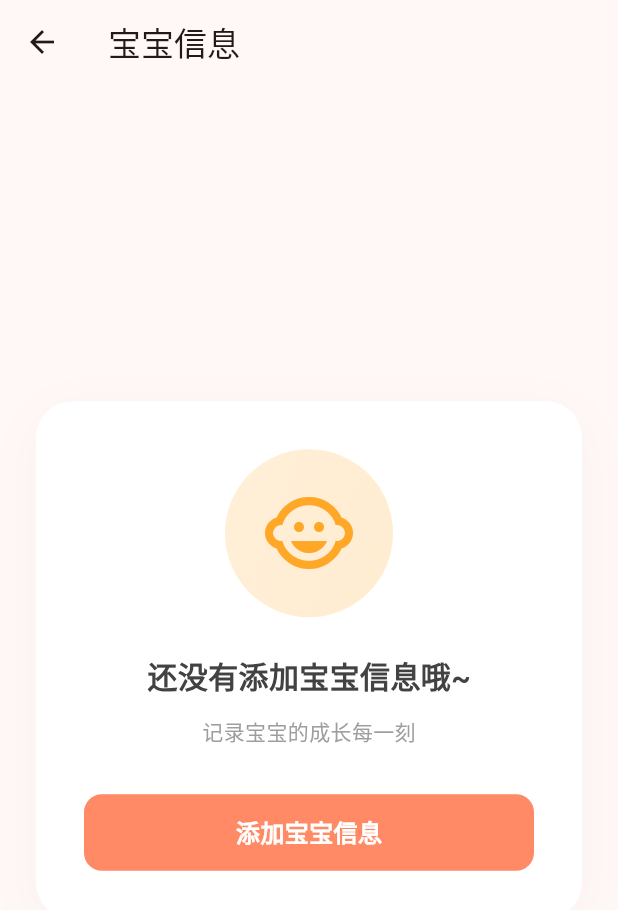
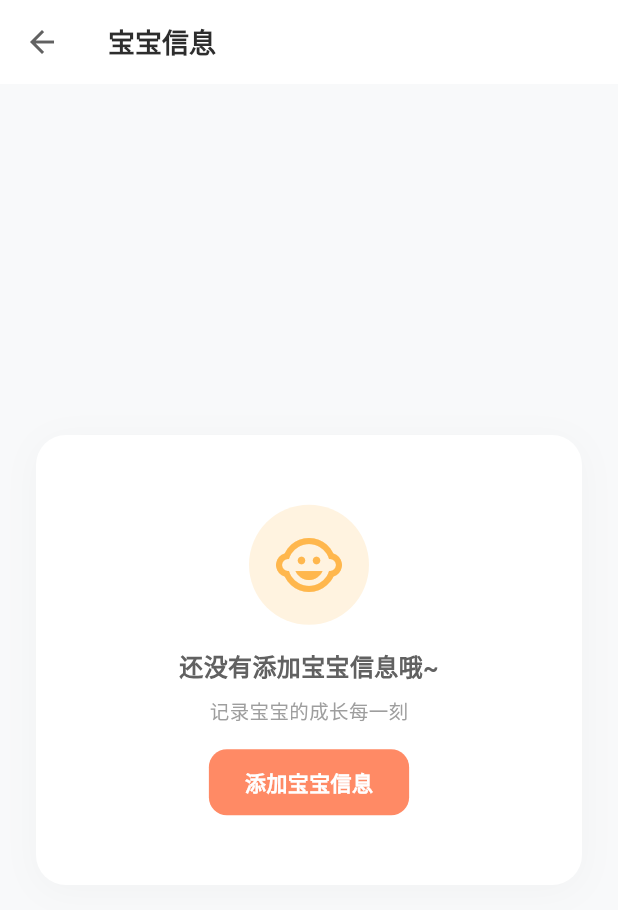
Before and after one commit to fudada-521/yaya-flutter, a Flutter app: the screen it shows after launch, after a tap on "添加宝宝", on a phone screen of 412 x 824 dp. Shown: the top 910 px of the screen. Run offline on Flutter 3.47's test engine with Material 3 defaults, Android fonts, the phone set to English and light mode, and no system bars; our stand-ins replace sqflite; accounts and stored records are empty.

Commit message:
refactor: replace empty state UI with EmptyBabyCard component for better code reuse

```diff
--- a/lib/screens/baby_profile_screen.dart
+++ b/lib/screens/baby_profile_screen.dart
@@ -3,6 +3,7 @@ import 'package:provider/provider.dart';
 import '../providers/baby_provider.dart';
 import '../models/baby.dart';
 import 'package:intl/intl.dart';
+import '../widgets/empty_baby_card.dart';
 
 class BabyProfileScreen extends StatefulWidget {
   const BabyProfileScreen({super.key});
@@ -15,8 +16,22 @@ class _BabyProfileScreenState extends State<BabyProfileScreen> {
   @override
   Widget build(BuildContext context) {
     return Scaffold(
+      backgroundColor: const Color(0xFFF8F9FA),
       appBar: AppBar(
-        title: const Text('宝宝信息'),
+        backgroundColor: Colors.white,
+        elevation: 0,
+        leading: IconButton(
+          icon: Icon(Icons.arrow_back, color: Colors.grey[700]),
+          onPressed: () => Navigator.pop(context),
+        ),
+        title: const Text(
+          '宝宝信息',
+          style: TextStyle(
+            fontSize: 18,
+            fontWeight: FontWeight.w600,
+            color: Color(0xFF2D2D2D),
+          ),
+        ),
       ),
       body: Consumer<BabyProvider>(
         builder: (context, babyProvider, child) {
@@ -73,73 +88,11 @@ class _BabyProfileScreenState extends State<BabyProfileScreen> {
     return Center(
       child: Padding(
         padding: const EdgeInsets.symmetric(horizontal: 24, vertical: 40),
-        child: Container(
-          decoration: BoxDecoration(
-            color: Colors.white,
-            borderRadius: BorderRadius.circular(24),
-            boxShadow: [
-              BoxShadow(
-                color: Colors.grey.withAlpha(20),
-                blurRadius: 30,
-                offset: const Offset(0, 8),
-              ),
-            ],
-          ),
-          padding: const EdgeInsets.all(32),
-          child: Column(
-            mainAxisSize: MainAxisSize.min,
-            crossAxisAlignment: CrossAxisAlignment.stretch,
-            children: [
-              Container(
-                padding: const EdgeInsets.all(24),
-                decoration: BoxDecoration(
-                  gradient: LinearGradient(
-                    begin: Alignment.topLeft,
-                    end: Alignment.bottomRight,
-                    colors: [
-                      Colors.orange[50]!,
-                      Colors.orange[100]!.withAlpha(150),
-                    ],
-                  ),
-                  shape: BoxShape.circle,
-                ),
-                child: Icon(
-                  Icons.child_care,
-                  size: 64,
-                  color: Colors.orange[400],
-                ),
-              ),
-              const SizedBox(height: 24),
-              Center(
-                child: Text(
-                  '还没有添加宝宝信息哦~',
-                  style: TextStyle(
-                    fontSize: 20,
-                    fontWeight: FontWeight.w600,
-                    color: Colors.grey[800],
-                  ),
-                ),
-              ),
-              const SizedBox(height: 12),
-              Center(
-                child: Text(
-                  '记录宝宝的成长每一刻',
-                  style: TextStyle(
-                    fontSize: 14,
-                    color: Colors.grey[500],
-                  ),
-                ),
-              ),
-              const SizedBox(height: 32),
-              Center(
-                child: _buildMinimalistButton(
-                  text: '添加宝宝信息',
-                  onPressed: () => _showAddBabyDialog(context),
-                  isPrimary: true,
-                ),
-              ),
-            ],
-          ),
+        child: EmptyBabyCard(
+          title: '还没有添加宝宝信息哦~',
+          subtitle: '记录宝宝的成长每一刻',
+          buttonText: '添加宝宝信息',
+          onButtonPressed: () => _showAddBabyDialog(context),
         ),
       ),
     );
--- a/lib/screens/home_screen.dart
+++ b/lib/screens/home_screen.dart
@@ -7,6 +7,7 @@ import '../models/sleep_record.dart';
 import '../models/diaper_record.dart';
 import '../models/growth_record.dart';
 import 'record_bottom_sheet_helper.dart';
+import '../widgets/empty_baby_card.dart';
 
 class HomeScreen extends StatefulWidget {
   const HomeScreen({super.key});
@@ -377,72 +378,11 @@ class DashboardPage extends StatelessWidget {
   }
 
   Widget _buildEmptyBabyCard(BuildContext context) {
-    return Container(
-      decoration: BoxDecoration(
-        color: Colors.white,
-        borderRadius: BorderRadius.circular(20),
-        boxShadow: [
-          BoxShadow(
-            color: Colors.grey.withAlpha(20),
-            blurRadius: 20,
-            offset: const Offset(0, 4),
-          ),
-        ],
-      ),
-      padding: const EdgeInsets.all(24),
-      child: Column(
-        crossAxisAlignment: CrossAxisAlignment.stretch,
-        children: [
-          Center(
-            child: Container(
-              padding: const EdgeInsets.all(16),
-              decoration: BoxDecoration(
-                color: Colors.orange[50],
-                shape: BoxShape.circle,
-              ),
-              child: Icon(Icons.child_care, size: 48, color: Colors.orange[300]),
-            ),
-          ),
-          const SizedBox(height: 16),
-          Center(
-            child: Text(
-              '还没有添加宝宝哦~',
-              style: TextStyle(
-                fontSize: 16,
-                fontWeight: FontWeight.w600,
-                color: Colors.grey[700],
-              ),
-            ),
-          ),
-          const SizedBox(height: 8),
-          Center(
-            child: Text(
-              '点击下方按钮添加宝宝档案',
-              style: TextStyle(fontSize: 13, color: Colors.grey[500]),
-            ),
-          ),
-          const SizedBox(height: 16),
-          Center(
-            child: GestureDetector(
-              onTap: () => Navigator.pushNamed(context, '/baby-profile'),
-              child: Container(
-                padding: const EdgeInsets.symmetric(horizontal: 24, vertical: 12),
-                decoration: BoxDecoration(
-                  color: const Color(0xFFFF8A65),
-                  borderRadius: BorderRadius.circular(12),
-                ),
-                child: const Text(
-                  '添加宝宝',
-                  style: TextStyle(
-                    color: Colors.white,
-                    fontWeight: FontWeight.w600,
-                  ),
-                ),
-              ),
-            ),
-          ),
-        ],
-      ),
+    return EmptyBabyCard(
+      title: '还没有添加宝宝哦~',
+      subtitle: '点击下方按钮添加宝宝档案',
+      buttonText: '添加宝宝',
+      onButtonPressed: () => Navigator.pushNamed(context, '/baby-profile'),
     );
   }
 
--- /dev/null
+++ b/lib/widgets/empty_baby_card.dart
@@ -0,0 +1,90 @@
+import 'package:flutter/material.dart';
+
+class EmptyBabyCard extends StatelessWidget {
+  final String title;
+  final String subtitle;
+  final String buttonText;
+  final VoidCallback onButtonPressed;
+
+  const EmptyBabyCard({
+    super.key,
+    required this.title,
+    required this.subtitle,
+    required this.buttonText,
+    required this.onButtonPressed,
+  });
+
+  @override
+  Widget build(BuildContext context) {
+    return Container(
+      height: 300.0,
+      alignment: Alignment.center,
+      decoration: BoxDecoration(
+        color: Colors.white,
+        borderRadius: BorderRadius.circular(20),
+        boxShadow: [
+          BoxShadow(
+            color: Colors.grey.withAlpha(20),
+            blurRadius: 20,
+            offset: const Offset(0, 4),
+          ),
+        ],
+      ),
+      padding: const EdgeInsets.all(24),
+      child: Column(
+        mainAxisAlignment: MainAxisAlignment.center,
+        crossAxisAlignment: CrossAxisAlignment.stretch,
+        children: [
+          Center(
+            child: Container(
+              padding: const EdgeInsets.all(16),
+              decoration: BoxDecoration(
+                color: Colors.orange[50],
+                shape: BoxShape.circle,
+              ),
+              child: Icon(Icons.child_care, size: 48, color: Colors.orange[300]),
+            ),
+          ),
+          const SizedBox(height: 16),
+          Center(
+            child: Text(
+              title,
+              style: TextStyle(
+                fontSize: 16,
+                fontWeight: FontWeight.w600,
+                color: Colors.grey[700],
+              ),
+            ),
+          ),
+          const SizedBox(height: 8),
+          Center(
+            child: Text(
+              subtitle,
+              style: TextStyle(fontSize: 13, color: Colors.grey[500]),
+            ),
+          ),
+          const SizedBox(height: 16),
+          Center(
+            child: GestureDetector(
+              onTap: onButtonPressed,
+              child: Container(
+                padding: const EdgeInsets.symmetric(horizontal: 24, vertical: 12),
+                decoration: BoxDecoration(
+                  color: const Color(0xFFFF8A65),
+                  borderRadius: BorderRadius.circular(12),
+                ),
+                child: Text(
+                  buttonText,
+                  style: const TextStyle(
+                    color: Colors.white,
+                    fontWeight: FontWeight.w600,
+                  ),
+                ),
+              ),
+            ),
+          ),
+        ],
+      ),
+    );
+  }
+}
```
Also changed, not shown: .claude/settings.local.json.
